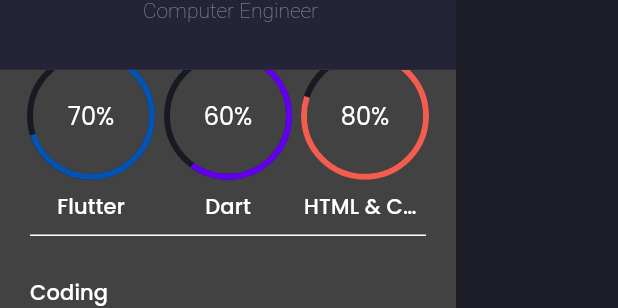
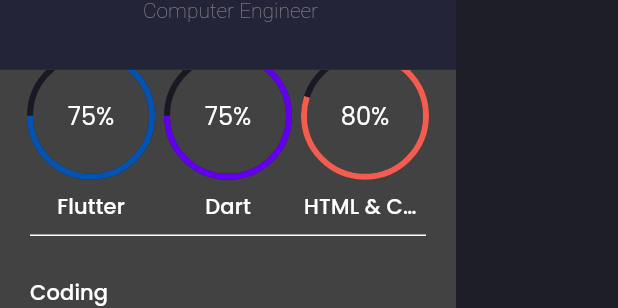
Before and after one commit to kingace2056/resume, a Flutter app: what bodyDrawer() shows on an empty page, opened directly, scrolled down 215 dp, after a tap on "Download CV", on a phone screen of 412 x 824 dp. Shown: the part 301-609 px from the top of the screen. Run offline on Flutter 3.47's test engine with Material 2 defaults, Android fonts, the light colour scheme and no system bars; our stand-ins replace animated_text_kit, font_awesome_flutter, google_fonts; missing offline and left inert: dart:html; network calls fail; key blocks and very long unbroken strings in the code were emptied for the run.

Commit message:
resume updated

```diff
--- a/lib/componets/sidebar.dart
+++ b/lib/componets/sidebar.dart
@@ -56,7 +56,8 @@
                         onPressed: () {
                           launchUrlString(
                               // 'https://drive.google.com/uc?id=1eLqJb2VRebb3crsiq2XDlz1WQZHjee6u&export=download'
-                                'https://drive.google.com/uc?id=1SFoCV4wSmreQ2wn_ARs8gDPtGJ6z6wOM&export=download'
+                              //https://drive.google.com/file/d/1HPlvl3EiMzroQmDnrRScyW9JN1S7-xik/view?usp=share_link
+                              'https://drive.google.com/uc?id=1HPlvl3EiMzroQmDnrRScyW9JN1S7-xik&export=download'
 
                               //
                               // 'https://drive.google.com/file/d/1SFoCV4wSmreQ2wn_ARs8gDPtGJ6z6wOM/view?usp=share_link'
--- a/lib/componets/skills.dart
+++ b/lib/componets/skills.dart
@@ -28,7 +28,7 @@
             const Expanded(
               child: AnimatedProgressIndicator(
                 barColor: flutColor,
-                percent: 0.7,
+                percent: 0.75,
                 label: "Flutter",
               ),
             ),
@@ -38,7 +38,7 @@
             const Expanded(
               child: AnimatedProgressIndicator(
                 barColor: dartColor,
-                percent: 0.6,
+                percent: 0.75,
                 label: "Dart",
               ),
             ),
```
